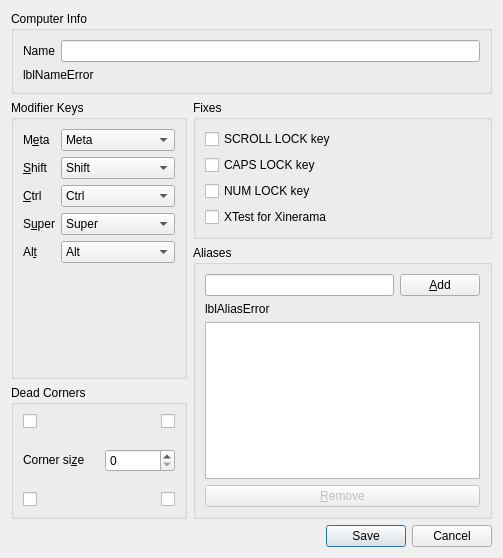
First picture: the form in src/lib/gui/dialogs/ScreenSettingsDialog.ui, repository deskflow/deskflow, before the edit.
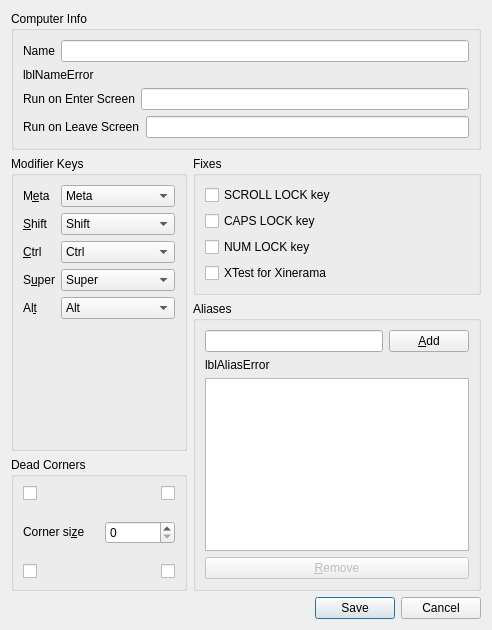
Second picture: the form after the edit.

Commit message: Add new fields for Computer Settin on the UI

```diff
--- a/src/lib/gui/dialogs/ScreenSettingsDialog.ui
+++ b/src/lib/gui/dialogs/ScreenSettingsDialog.ui
@@ -6,8 +6,8 @@
    <rect>
     <x>0</x>
     <y>0</y>
-    <width>503</width>
-    <height>558</height>
+    <width>492</width>
+    <height>630</height>
    </rect>
   </property>
   <property name="windowTitle">
@@ -17,7 +17,7 @@
    <item>
     <widget class="QGroupBox" name="groupComputerName">
      <property name="sizePolicy">
-      <sizepolicy hsizetype="Preferred" vsizetype="Maximum">
+      <sizepolicy hsizetype="Preferred" vsizetype="Preferred">
        <horstretch>0</horstretch>
        <verstretch>0</verstretch>
       </sizepolicy>
@@ -81,6 +81,34 @@
         </property>
        </widget>
       </item>
+      <item>
+       <layout class="QHBoxLayout" name="horizontalLayout_2">
+        <item>
+         <widget class="QLabel" name="label_8">
+          <property name="text">
+           <string>Run on Enter Screen</string>
+          </property>
+         </widget>
+        </item>
+        <item>
+         <widget class="QLineEdit" name="lineRunEnterScreen"/>
+        </item>
+       </layout>
+      </item>
+      <item>
+       <layout class="QHBoxLayout" name="horizontalLayout_3">
+        <item>
+         <widget class="QLabel" name="label_9">
+          <property name="text">
+           <string>Run on Leave Screen</string>
+          </property>
+         </widget>
+        </item>
+        <item>
+         <widget class="QLineEdit" name="lineRunLeaveScreen"/>
+        </item>
+       </layout>
+      </item>
      </layout>
     </widget>
    </item>
```
Left out of the diff: 2 changed lines with no effect on the pictures.
